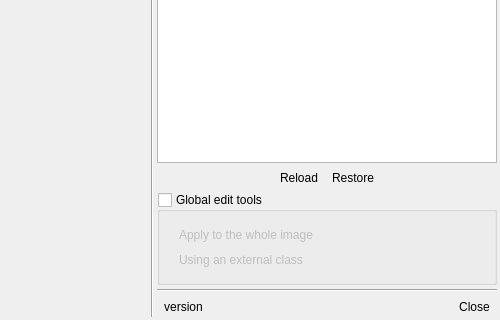
Above: ui/main_dialog.ui from SMByC/ThRasE before the change; both pictures show x 859 to 1359 and y 325 to 645 of the 1359 by 645 pixel window. Below: the same form after it.
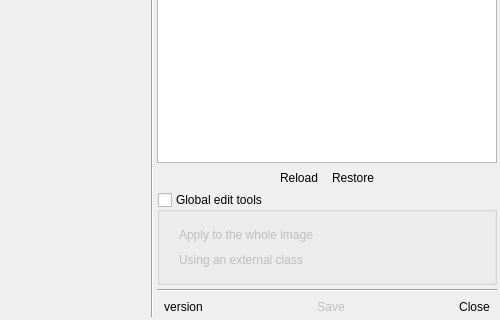
That is the form after the change. Icons and pictures are not drawn. Custom widgets are drawn as their Qt base class.

```diff
--- a/ui/main_dialog.ui
+++ b/ui/main_dialog.ui
@@ -872,6 +872,45 @@
               </property>
              </widget>
             </item>
+            <item>
+             <spacer name="horizontalSpacer_4">
+              <property name="orientation">
+               <enum>Qt::Horizontal</enum>
+              </property>
+              <property name="sizeHint" stdset="0">
+               <size>
+                <width>40</width>
+                <height>20</height>
+               </size>
+              </property>
+             </spacer>
+            </item>
+            <item>
+             <widget class="QToolButton" name="SaveConfig">
+              <property name="enabled">
+               <bool>false</bool>
+              </property>
+              <property name="cursor">
+               <cursorShape>PointingHandCursor</cursorShape>
+              </property>
+              <property name="toolTip">
+               <string>Save all settings of ThRasE dialog</string>
+              </property>
+              <property name="text">
+               <string>Save</string>
+              </property>
+              <property name="icon">
+               <iconset>
+                <normaloff>:/plugins/thrase/icons/save.svg</normaloff>:/plugins/thrase/icons/save.svg</iconset>
+              </property>
+              <property name="toolButtonStyle">
+               <enum>Qt::ToolButtonTextBesideIcon</enum>
+              </property>
+              <property name="autoRaise">
+               <bool>true</bool>
+              </property>
+             </widget>
+            </item>
             <item>
              <spacer name="horizontalSpacer">
               <property name="orientation">
```
